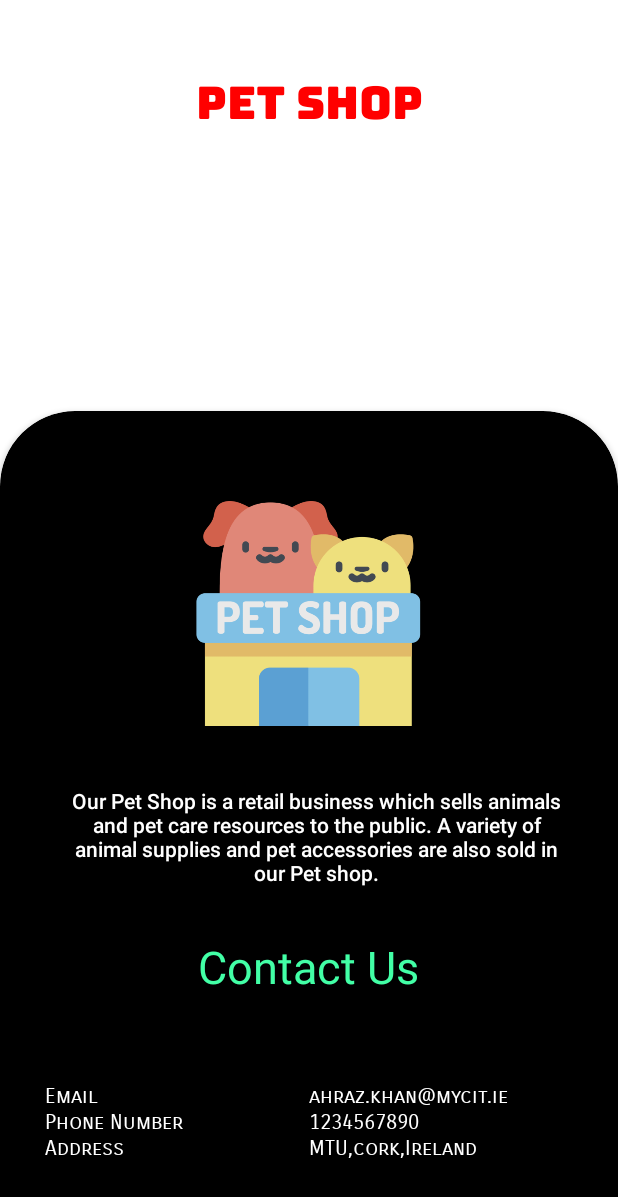
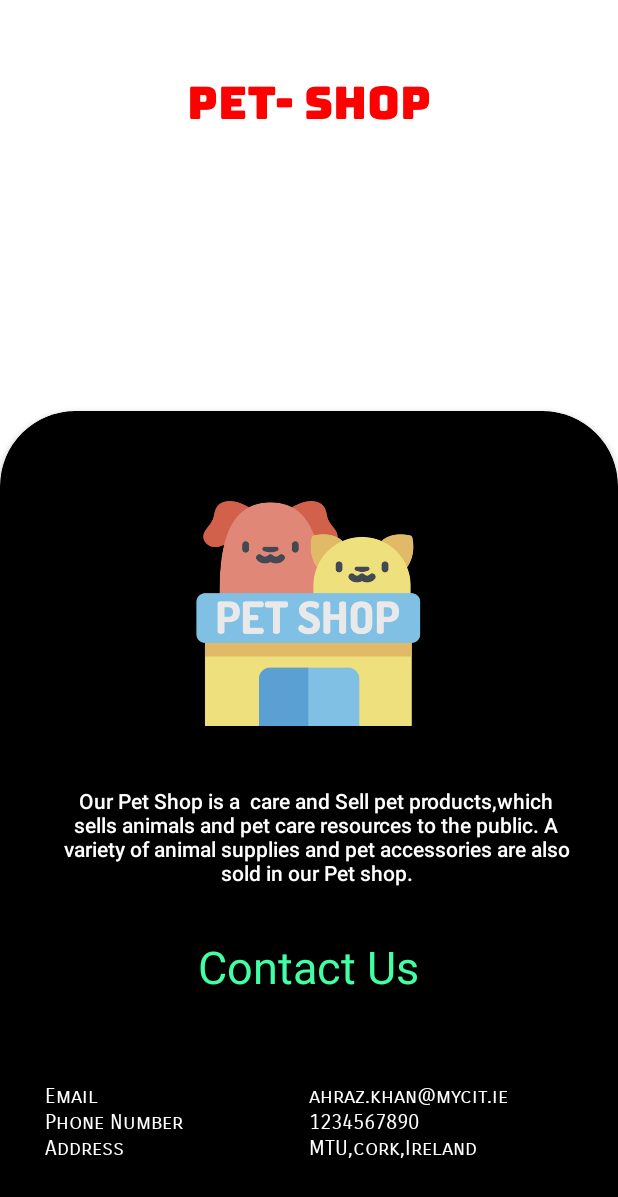
Before and after one commit to Ahrazkhan/Pet-shopp, an Android app: the aboutUs screen opened directly, with no data from a screen before it, on a phone screen of 412 x 824 dp. Shown: the top 1197 px of the screen. Run offline under Robolectric (Android 15) with nearby library versions, the light colour scheme and no system bars; Roboto replaces fonts that are not available here.

Commit message:
small content change

```diff
--- a/app/src/main/res/layout/activity_about_us.xml
+++ b/app/src/main/res/layout/activity_about_us.xml
@@ -12,7 +12,7 @@
         android:layout_height="wrap_content"
         android:layout_marginTop="30dp"
         android:fontFamily="@font/bungee"
-        android:text="Pet Shop"
+        android:text="Pet- Shop"
         android:textColor="#FF0000"
         android:textSize="30sp"
         app:layout_constraintEnd_toEndOf="parent"
@@ -54,7 +54,7 @@
             android:gravity="center"
             android:paddingLeft="40dp"
             android:paddingRight="30dp"
-            android:text="Our Pet Shop is a retail business which sells animals and pet care resources to the public. A variety of animal supplies and pet accessories are also sold in our Pet shop."
+            android:text="Our Pet Shop is a  care and Sell pet products,which sells animals and pet care resources to the public. A variety of animal supplies and pet accessories are also sold in our Pet shop."
             android:textColor="#FFFFFF"
             app:layout_constraintEnd_toEndOf="parent"
             app:layout_constraintStart_toStartOf="parent" />
```
